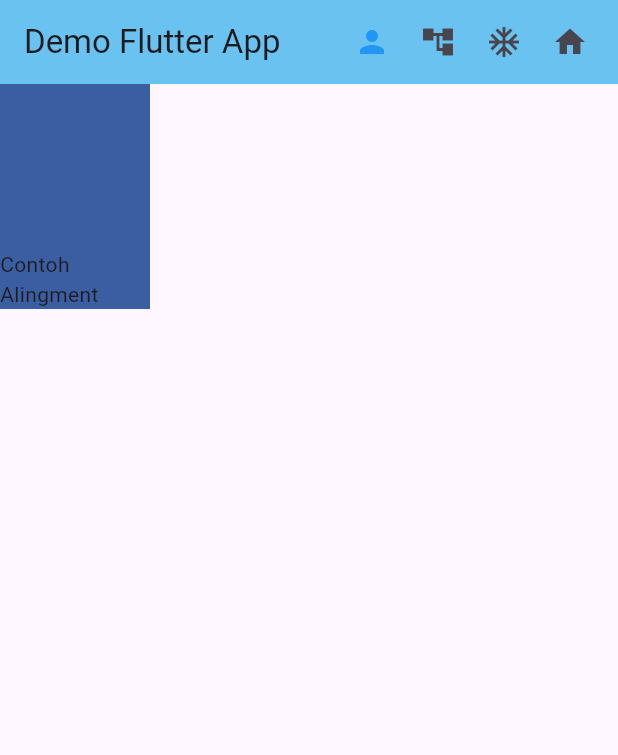
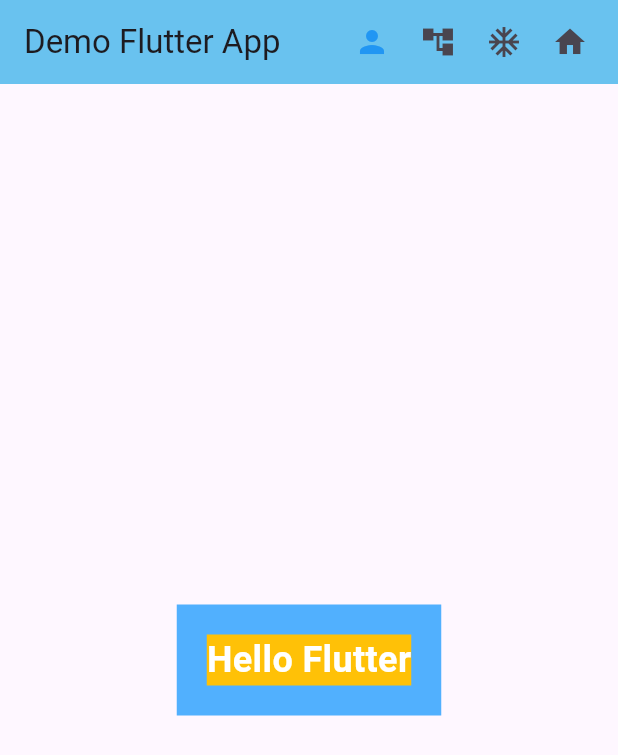
Before and after one commit to AriPurwoAji/Latihan-repo, a Flutter app: the screen it shows after launch, on a phone screen of 412 x 824 dp. Shown: the top 755 px of the screen. Run offline on Flutter 3.47's test engine with Material 3 defaults, Android fonts, the phone set to English and light mode, and no system bars.

Commit message:
Membuat padding

```diff
--- a/lib/main.dart
+++ b/lib/main.dart
@@ -37,12 +37,22 @@ class Myhome extends StatelessWidget {
           SizedBox(width: 20),
         ],
       ),
-      body: Container(
-        color: const Color.fromARGB(255, 58, 94, 161),
-        width: 100,
-        height: 150,
-        alignment: Alignment.bottomCenter,
-        child: Text("Contoh Alingment"),
+      body: Center(
+        child: Container(
+          color: const Color.fromARGB(255, 81, 176, 254),
+          padding: EdgeInsets.all(20),
+          child: Container(
+            color: Colors.amber,
+            child: Text(
+              'Hello Flutter',
+              style: TextStyle(
+                fontSize: 24,
+                fontWeight: FontWeight.bold,
+                color: Colors.white,
+              ),
+            ),
+          ),
+        ),
       ),
     );
   }
```
